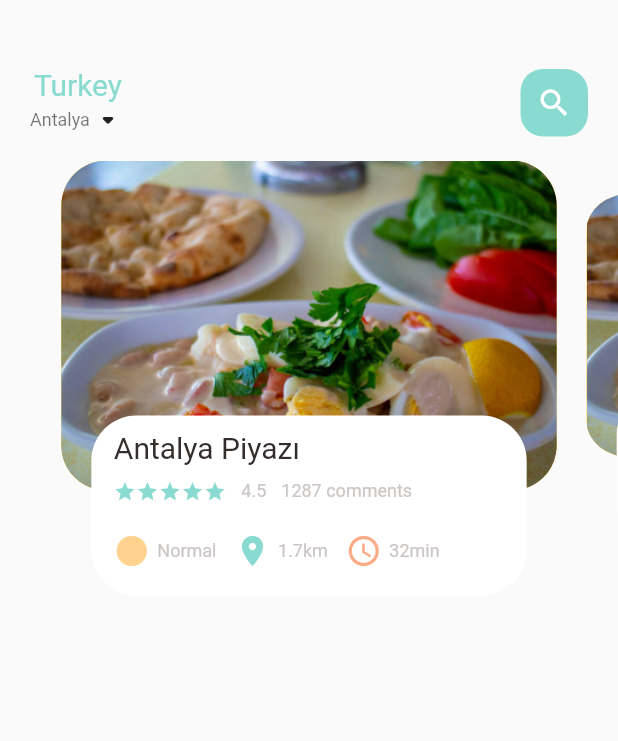
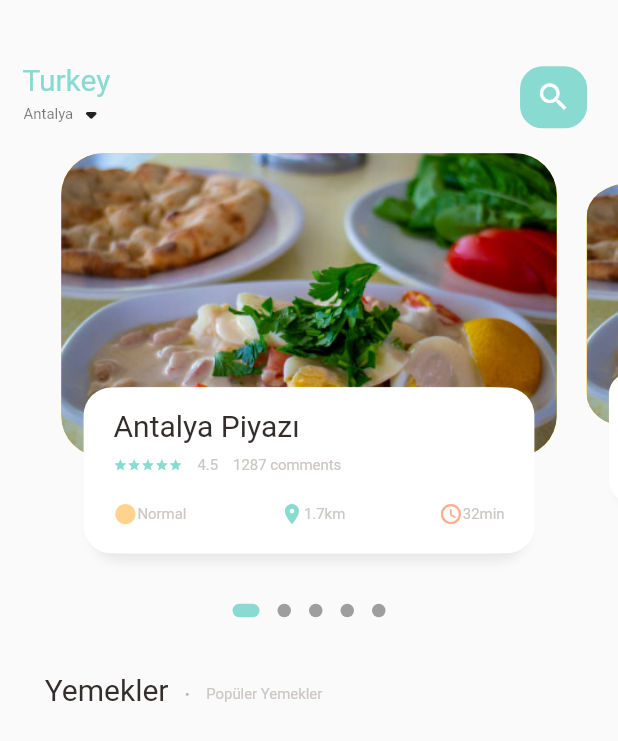
Before and after one commit to bayramyavuzcicek/flutter_Ecommerce_app, a Flutter app: the screen it shows after launch, on a phone screen of 412 x 824 dp. Shown: the top 741 px of the screen. Run offline on Flutter 3.47's test engine with Material 2 defaults, Android fonts, the phone set to English and light mode, and no system bars; drawn by our look-alikes of dots_indicator; our stand-ins replace get.

Commit message:
responsive ayarlamalar yapıldı

```diff
--- a/e_commerce/lib/home/food_page_body.dart
+++ b/e_commerce/lib/home/food_page_body.dart
@@ -1,9 +1,10 @@
+import 'package:dots_indicator/dots_indicator.dart';
 import 'package:e_commerce/utils/colors.dart';
 import 'package:e_commerce/widgets/big_text.dart';
 import 'package:e_commerce/widgets/icon_and_text_widget.dart';
-import 'package:flutter/cupertino.dart';
 import 'package:flutter/material.dart';
 
+import '../utils/dimensions.dart';
 import '../widgets/small_text.dart';
 
 class FoodPageBody extends StatefulWidget {
@@ -16,63 +17,111 @@ class FoodPageBody extends StatefulWidget {
 class _FoodPageBodyState extends State<FoodPageBody> {
   PageController pageController = PageController(viewportFraction: 0.85);
   var _currPageValue = 0.0;
-  double _scaleFactor= 0.8;
-  double _height= 220;
+  double _scaleFactor = 0.8;
+  double _height = Dimensions.pageViewContainer;
 
   @override
-  void initState (){
+  void initState() {
     super.initState();
     pageController.addListener(() {
       setState(() {
-        _currPageValue =  pageController.page!;
+        _currPageValue = pageController.page!;
       });
     });
   }
 
   @override
-  void dispose(){
+  void dispose() {
     pageController.dispose();
   }
 
-
   @override
   Widget build(BuildContext context) {
-    return Container(
+    return Column(
+      children: [
+        //Slider Section
+        Container(
           //color: Colors.red,
-      height: 320,
+          height: Dimensions.pageView,
           child: PageView.builder(
               controller: pageController,
               itemCount: 5,
               itemBuilder: (context, position) {
                 return _buildPageItem(position);
               }),
+        ),
+        //Dots Section
+        DotsIndicator(
+          dotsCount: 5,
+          position: _currPageValue,
+          decorator: DotsDecorator(
+            activeColor: AppColors.mainColor,
+            size: const Size.square(9.0),
+            activeSize: const Size(18.0, 9.0),
+            activeShape: RoundedRectangleBorder(
+                borderRadius: BorderRadius.circular(5.0)),
+          ),
+        ),
+
+        //Popular Text
+        SizedBox(height: Dimensions.height30,),
+
+        Container(
+          margin: EdgeInsets.only(left: Dimensions.width30),
+          child: Row(
+            crossAxisAlignment: CrossAxisAlignment.end,
+            children: [
+              BigText(text: "Yemekler"),
+              SizedBox(width: Dimensions.width10,),
+              Container(
+                margin: EdgeInsets.only(bottom:3),
+                child: BigText(text: ".",color: Colors.black26,),
+              ),
+              SizedBox(width: Dimensions.width10,),
+
+              //Popular Text
+              Container(
+                margin: EdgeInsets.only(bottom:2),
+                child: SmallText(text: "Popüler Yemekler"),
+              ),
+
+
+            ],
+          ),
+        ),
+
+      ],
     );
   }
 
   Widget _buildPageItem(int index) {
     Matrix4 matrix = new Matrix4.identity();
 
-  if(index == _currPageValue.floor()){ // responsible with current one
-    var currScale = 1-(_currPageValue - index)*(1-_scaleFactor);
-    var currTrans = _height*(1-currScale)/2;
-    matrix = Matrix4.diagonal3Values(1, currScale, 1)..setTranslationRaw(0, currTrans, 0);
-
-  }else if(index == _currPageValue.floor()+1){ // responsible with next one
-    var currScale = _scaleFactor+(_currPageValue-index+1)*(1-_scaleFactor);
-    var currTrans = _height*(1-currScale)/2;
+    if (index == _currPageValue.floor()) {
+      // responsible with current one
+      var currScale = 1 - (_currPageValue - index) * (1 - _scaleFactor);
+      var currTrans = _height * (1 - currScale) / 2;
+      matrix = Matrix4.diagonal3Values(1, currScale, 1)
+        ..setTranslationRaw(0, currTrans, 0);
+    } else if (index == _currPageValue.floor() + 1) {
+      // responsible with next one
+      var currScale =
+          _scaleFactor + (_currPageValue - index + 1) * (1 - _scaleFactor);
+      var currTrans = _height * (1 - currScale) / 2;
       matrix = Matrix4.diagonal3Values(1, currScale, 1);
-    matrix = Matrix4.diagonal3Values(1, currScale, 1)..setTranslationRaw(0, currTrans, 0);
-
-  }else if(index == _currPageValue.floor()-1){ // responsible with previous one
-    var currScale = 1-(_currPageValue - index)*(1-_scaleFactor);
-    var currTrans = _height*(1-currScale)/2;
+      matrix = Matrix4.diagonal3Values(1, currScale, 1)
+        ..setTranslationRaw(0, currTrans, 0);
+    } else if (index == _currPageValue.floor() - 1) {
+      // responsible with previous one
+      var currScale = 1 - (_currPageValue - index) * (1 - _scaleFactor);
+      var currTrans = _height * (1 - currScale) / 2;
       matrix = Matrix4.diagonal3Values(1, currScale, 1);
-    matrix = Matrix4.diagonal3Values(1, currScale, 1)..setTranslationRaw(0, currTrans, 0);
-  }
-  else{
+      matrix = Matrix4.diagonal3Values(1, currScale, 1)
+        ..setTranslationRaw(0, currTrans, 0);
+    } else {
       var currScale = 0.8;
-    matrix = Matrix4.diagonal3Values(1, currScale, 1)..setTranslationRaw(0, _height*(1-_scaleFactor)/2, 1);
-
+      matrix = Matrix4.diagonal3Values(1, currScale, 1)
+        ..setTranslationRaw(0, _height * (1 - _scaleFactor) / 2, 1);
     }
 
     return Transform(
@@ -80,13 +129,14 @@ class _FoodPageBodyState extends State<FoodPageBody> {
       child: Stack(
         children: [
           Container(
-          height: 220,
+            height: Dimensions.pageViewContainer,
+
             margin: EdgeInsets.only(
-            left: 10,
-            right: 10,
+              left: Dimensions.width10,
+              right: Dimensions.width10,
             ),
             decoration: BoxDecoration(
-            borderRadius: BorderRadius.circular(30),
+              borderRadius: BorderRadius.circular(Dimensions.radius30),
               color: Colors.amber,
               image: DecorationImage(
                 image: AssetImage("assets/images/food6.png"),
@@ -97,31 +147,48 @@ class _FoodPageBodyState extends State<FoodPageBody> {
           Align(
             alignment: Alignment.bottomCenter,
             child: Container(
-            height: 120,
-            margin: EdgeInsets.only(left: 30, right: 30, bottom: 30),
+              height: Dimensions.pageViewTextContainer,
+
+              margin: EdgeInsets.only(left: Dimensions.width30, right: Dimensions.width30, bottom: Dimensions.height30),
               decoration: BoxDecoration(
-              borderRadius: BorderRadius.circular(30),
+                borderRadius: BorderRadius.circular(Dimensions.radius20),
                 color: Colors.white,
+                boxShadow: [
+                  BoxShadow(
+                    color: Color(0xFFe8e8e8),
+                    blurRadius: 5.0,
+                    offset: Offset(0, 5),
+                  ),
+                  BoxShadow(
+                    color: Colors.white,
+                    offset: Offset(-5, 0),
+                  ),
+                  BoxShadow(
+                    color: Colors.white,
+                    offset: Offset(5, 0),
+                  ),
+                ],
               ),
               child: Container(
-              decoration: BoxDecoration(
 
-              ),
+                decoration: BoxDecoration(),
                 padding: EdgeInsets.only(
-                top: 10,
-                left: 15,
-                right: 15,
+                  top: Dimensions.height15,
+                  left: Dimensions.width15,
+                  right: Dimensions.width15,
                 ),
                 child: Column(
                   crossAxisAlignment: CrossAxisAlignment.start,
                   children: [
                     BigText(text: "Antalya Piyazı"),
                     SizedBox(
-                    height: 10,
+                      height: Dimensions.height10,
                     ),
                     Row(
                       children: [
-                      Row(
+                        Container(
+                          child: Row(
+                            mainAxisAlignment: MainAxisAlignment.spaceAround,
                             children: [
                               Wrap(
                                 children: List.generate(
@@ -129,51 +196,45 @@ class _FoodPageBodyState extends State<FoodPageBody> {
                                   (index) => Icon(
                                     Icons.star,
                                     color: AppColors.mainColor,
-                                size: 15,
+                                    size: Dimensions.starsize15,
                                   ),
                                 ),
                               ),
                               SizedBox(
-                            width: 10,
+                                width: Dimensions.width10,
                               ),
                               SmallText(text: "4.5"),
                               SizedBox(
-                            width: 10,
+                                width: Dimensions.width10,
                               ),
                               SmallText(text: "1287 comments"),
                             ],
                           ),
+                        ),
                       ],
                     ),
                     SizedBox(
-                    height: 20,
+                      height: Dimensions.height20,
                     ),
                     Row(
-                    children: [
-                      Row(
+                      mainAxisAlignment: MainAxisAlignment.spaceBetween,
                       children: [
                         IconAndTextWidget(
                           icon: Icons.circle_sharp,
                           text: "Normal",
                           iconColor: AppColors.iconColor1,
                         ),
-                          SizedBox(
-                            width: 12,
-                          ),
+                        SizedBox(width: Dimensions.width5,),
                         IconAndTextWidget(
                           icon: Icons.location_on,
                           text: "1.7km",
                           iconColor: AppColors.mainColor,
                         ),
-                          SizedBox(
-                            width: 12,
-                          ),
+                        SizedBox(width: Dimensions.width5,),
                         IconAndTextWidget(
                           icon: Icons.access_time_rounded,
                           text: "32min",
                           iconColor: AppColors.iconColor2,
-                          ),
-                        ],
                         ),
                       ],
                     ),
@@ -186,5 +247,4 @@ class _FoodPageBodyState extends State<FoodPageBody> {
       ),
     );
   }
-
 }
--- a/e_commerce/lib/home/main_food_page.dart
+++ b/e_commerce/lib/home/main_food_page.dart
@@ -2,6 +2,7 @@ import 'package:e_commerce/widgets/big_text.dart';
 import 'package:flutter/material.dart';
 
 import '../utils/colors.dart';
+import '../utils/dimensions.dart';
 import '../widgets/small_text.dart';
 import 'food_page_body.dart';
 
@@ -15,13 +16,15 @@ class MainFoodPage extends StatefulWidget {
 class _MainFoodPageState extends State<MainFoodPage> {
   @override
   Widget build(BuildContext context) {
+    print("Current Height is " + MediaQuery.of(context).size.height.toString());
     return Scaffold(
       body: Column(
         children: [
+          //Showing the header
           Container(
             child: Container(
-              margin: EdgeInsets.only(top:45,bottom: 15),
-              padding: EdgeInsets.only(left:20,right: 20),
+              margin: EdgeInsets.only(top:Dimensions.height45,bottom: Dimensions.height15),
+              padding: EdgeInsets.only(left:Dimensions.width15,right: Dimensions.width20),
               child: Row(
                 mainAxisAlignment: MainAxisAlignment.spaceBetween,
                 children: [
@@ -38,8 +41,8 @@ class _MainFoodPageState extends State<MainFoodPage> {
                   ),
                   Center(
                     child: Container(
-                      width: 45,
-                      height: 45,
+                      width: Dimensions.width45,
+                      height: Dimensions.height45,
                       child: Icon(
                         Icons.search,
                         color: Colors.white,
@@ -54,6 +57,7 @@ class _MainFoodPageState extends State<MainFoodPage> {
               ),
             ),
           ),
+          //Showing the body
           FoodPageBody(),
         ],
       ),
--- a/e_commerce/lib/main.dart
+++ b/e_commerce/lib/main.dart
@@ -1,5 +1,6 @@
 import 'package:e_commerce/home/main_food_page.dart';
 import 'package:flutter/material.dart';
+import 'package:get/get.dart';
 
 void main() {
   runApp(const MyApp());
@@ -11,7 +12,7 @@ class MyApp extends StatelessWidget {
   // This widget is the root of your application.
   @override
   Widget build(BuildContext context) {
-    return MaterialApp(
+    return GetMaterialApp(
       debugShowCheckedModeBanner: false,
       title: 'Flutter Demo',
       theme: ThemeData(
--- /dev/null
+++ b/e_commerce/lib/utils/dimensions.dart
@@ -0,0 +1,36 @@
+import 'package:get/get.dart';
+class Dimensions{
+   static double screenHeight = Get.context!.height;
+   static double screenWidth = Get.context!.width;
+
+
+   static double pageView = screenHeight / 2.8;
+   static double pageViewContainer = screenHeight / 4.07;
+   static double pageViewTextContainer = screenHeight / 7.46;
+
+   //dynamic height padding and margin
+   static double height10 = screenHeight / 89.6;
+   static double height15 = screenHeight / 59.73;
+   static double height20 = screenHeight / 44.8;
+   static double height30 = screenHeight / 29.86;
+   static double height45 = screenHeight / 19.91;
+   //dynamic width padding and margin
+   static double width5 = screenWidth / 82.8;
+   static double width10 = screenWidth / 41.4;
+   static double width15 = screenWidth / 27.6;
+   static double width20 = screenWidth / 20.07;
+   static double width30 = screenWidth / 13.8;
+   static double width45 = screenWidth / 9.2;
+
+   //dynamic radius
+   static double radius30 = screenHeight / 29.86;
+   static double radius20 = screenHeight / 44.8;
+
+   //dynamic font size
+   static double font20 = screenWidth / 82.8;
+   static double font12 = screenWidth / 41.4;
+
+   //dynamic icon size
+   static double starsize15 = screenHeight / 89.6;
+   static double iconsize24 = screenHeight / 51.75;
+}
--- a/e_commerce/lib/widgets/big_text.dart
+++ b/e_commerce/lib/widgets/big_text.dart
@@ -1,4 +1,6 @@
 import 'package:flutter/cupertino.dart';
+
+import '../utils/dimensions.dart';
 
 class BigText extends StatelessWidget {
   Color? color;
@@ -24,7 +26,7 @@ class BigText extends StatelessWidget {
         color: color,
         fontWeight: FontWeight.w400,
         fontFamily: 'Roboto',
-        fontSize: size,
+        fontSize: size==0?Dimensions.font20:size,
       ),
     );
   }
--- a/e_commerce/lib/widgets/icon_and_text_widget.dart
+++ b/e_commerce/lib/widgets/icon_and_text_widget.dart
@@ -1,5 +1,7 @@
 import 'package:e_commerce/widgets/small_text.dart';
 import 'package:flutter/cupertino.dart';
+
+import '../utils/dimensions.dart';
 
 class IconAndTextWidget extends StatelessWidget {
   final IconData icon;
@@ -18,8 +20,8 @@ class IconAndTextWidget extends StatelessWidget {
   Widget build(BuildContext context) {
     return Row(
       children: [
-        Icon(icon,color:iconColor),
-        SizedBox(width: 5,),
+        Icon(icon,color:iconColor,size:Dimensions.iconsize24),
+
         SmallText(text: text),
       ],
     );
--- a/e_commerce/lib/widgets/small_text.dart
+++ b/e_commerce/lib/widgets/small_text.dart
@@ -1,4 +1,6 @@
 import 'package:flutter/cupertino.dart';
+
+import '../utils/dimensions.dart';
 
 
 class SmallText extends StatelessWidget {
@@ -11,7 +13,7 @@ class SmallText extends StatelessWidget {
     super.key,
     required this.text,
     this.color = const Color(0xFFccc7c5),
-    this.size=12,
+    this.size=0,
     this.height=1.2,
   });
 
@@ -21,7 +23,7 @@ class SmallText extends StatelessWidget {
       text,
       style: TextStyle(
         fontFamily: 'Roboto',
-        fontSize: size,
+        fontSize: size==0?Dimensions.font12:size,
         fontWeight: FontWeight.w400,
         color:color,
         height: height,
--- a/e_commerce/pubspec.yaml
+++ b/e_commerce/pubspec.yaml
@@ -30,6 +30,8 @@ environment:
 dependencies:
   flutter:
     sdk: flutter
+  get: ^4.1.4
+  dots_indicator: ^2.0.0
 
 
   # The following adds the Cupertino Icons font to your application.
```
Also changed, not shown: e_commerce/pubspec.lock. Lines whose indentation alone changed are shown as unchanged.
